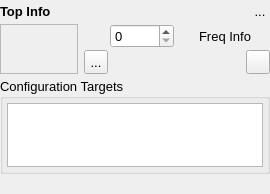
Above: src/gui/modulechartmoduleblock.ui from disorderedmaterials/dissolve before the change. Below: the same form after it.
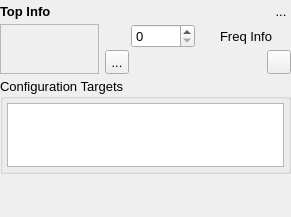
That is the form after the change. Icons and pictures are not drawn. Custom widgets are drawn as their Qt base class.

Commit message: Derive ModuleKeywordsWidget from QToolBox instead of QWidget, with each group of module keywords on a separate tab. Closes #35.

Patch:
```diff
--- a/src/gui/modulechartmoduleblock.ui
+++ b/src/gui/modulechartmoduleblock.ui
@@ -6,8 +6,8 @@
    <rect>
     <x>0</x>
     <y>0</y>
-    <width>200</width>
-    <height>194</height>
+    <width>291</width>
+    <height>217</height>
    </rect>
   </property>
   <property name="sizePolicy">
```
The commit also changes 2 other files.
